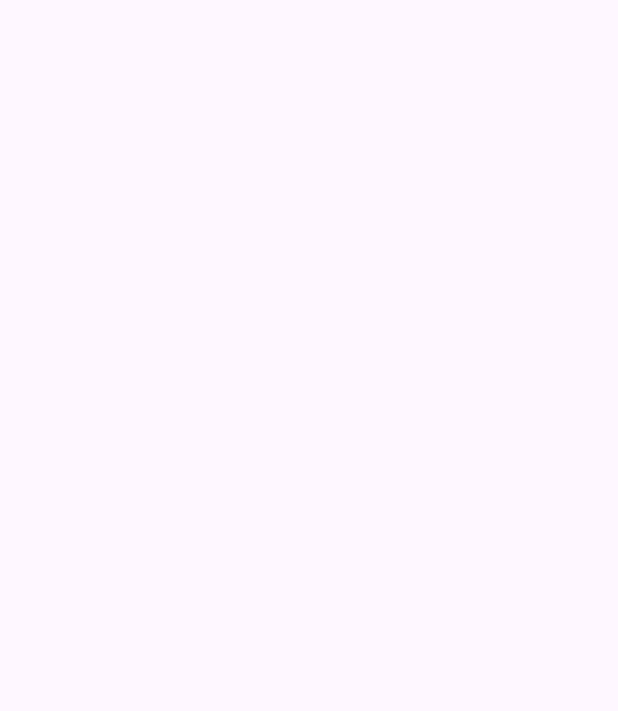
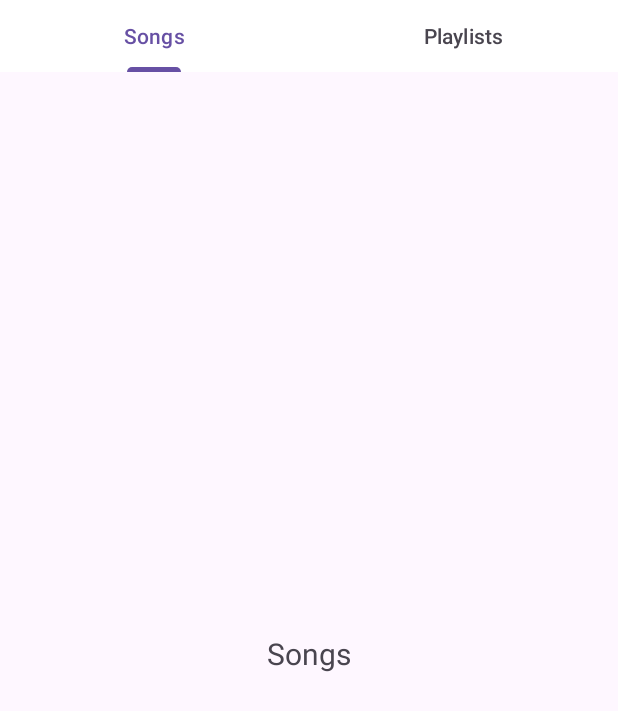
Before and after one commit to GD-Fran119/CMP3, an Android app: the screen it shows after launch (MainActivity), on a phone screen of 412 x 824 dp. Before the commit the part shown is empty. Shown: the top 711 px of the screen. Run offline under Robolectric (Android 15) with nearby library versions, the phone set to English and light mode, and no system bars.

Commit message:
Tab layout implemented with swipe and click

```diff
--- a/app/src/main/java/com/example/cmp3/MainActivity.kt
+++ b/app/src/main/java/com/example/cmp3/MainActivity.kt
@@ -2,10 +2,42 @@ package com.example.cmp3
 
 import androidx.appcompat.app.AppCompatActivity
 import android.os.Bundle
+import androidx.viewpager2.widget.ViewPager2
+import com.google.android.material.tabs.TabLayout
+import com.google.android.material.tabs.TabLayoutMediator
 
-class MainActivity : AppCompatActivity() {
+class MainActivity : AppCompatActivity(), TabLayout.OnTabSelectedListener{
+
+    private val adapter =  MainViewFragmentAdapter(supportFragmentManager, lifecycle)
+    private lateinit var viewPager : ViewPager2
     override fun onCreate(savedInstanceState: Bundle?) {
         super.onCreate(savedInstanceState)
         setContentView(R.layout.activity_main)
+        title = title
+
+        val tabLayout = findViewById<TabLayout>(R.id.tabLayout)
+        viewPager = findViewById<ViewPager2>(R.id.view_pager)
+
+        viewPager.adapter = adapter
+
+
+        TabLayoutMediator(tabLayout, viewPager) { tab, position ->
+                val fragment = (viewPager.adapter as MainViewFragmentAdapter).createFragment(position)
+                tab.text = fragment.toString()
+        }.attach()
+
+        //TODO
+        //Fix click on tabs
+
+        tabLayout.addOnTabSelectedListener(this)
+
     }
+
+    override fun onTabSelected(tab: TabLayout.Tab?) {
+        viewPager.currentItem = tab!!.position
+    }
+
+    override fun onTabReselected(tab: TabLayout.Tab?) {}
+
+    override fun onTabUnselected(tab: TabLayout.Tab?) {}
 }
--- /dev/null
+++ b/app/src/main/java/com/example/cmp3/MainViewFragmentAdapter.kt
@@ -0,0 +1,19 @@
+package com.example.cmp3
+
+import androidx.fragment.app.Fragment
+import androidx.fragment.app.FragmentManager
+import androidx.lifecycle.Lifecycle
+import androidx.viewpager2.adapter.FragmentStateAdapter
+
+class MainViewFragmentAdapter(fragmentManager: FragmentManager, lifecycle: Lifecycle) : FragmentStateAdapter(fragmentManager, lifecycle)
+{
+    private val fragments = arrayOf<Fragment>(SongListView.newInstance(), PlaylistListView.newInstance())
+    override fun getItemCount(): Int {
+        return fragments.size
+    }
+
+    override fun createFragment(position: Int): Fragment {
+        return fragments[position]
+    }
+
+}
--- /dev/null
+++ b/app/src/main/java/com/example/cmp3/PlaylistListView.kt
@@ -0,0 +1,44 @@
+package com.example.cmp3
+
+import android.os.Bundle
+import androidx.fragment.app.Fragment
+import android.view.LayoutInflater
+import android.view.View
+import android.view.ViewGroup
+import android.widget.TextView
+
+
+class PlaylistListView : Fragment() {
+
+    private val title = "Playlists"
+
+    override fun onCreateView(
+        inflater: LayoutInflater, container: ViewGroup?,
+        savedInstanceState: Bundle?,
+    ): View? {
+        // Inflate the layout for this fragment
+        return inflater.inflate(R.layout.fragment_playlist_list_view, container, false)
+    }
+
+    override fun onViewCreated(view: View, savedInstanceState: Bundle?) {
+        super.onViewCreated(view, savedInstanceState)
+
+        (view.findViewById<TextView>(R.id.textoSegundaTab)).text = "Playlists"
+    }
+
+    companion object {
+        /**
+         * Use this factory method to create a new instance of
+         * this fragment using the provided parameters.
+         * @return A new instance of fragment PlaylistListView.
+         */
+        // TODO: Rename and change types and number of parameters
+        @JvmStatic
+        fun newInstance() =
+            PlaylistListView()
+    }
+
+    override fun toString(): String {
+        return title
+    }
+}
--- /dev/null
+++ b/app/src/main/java/com/example/cmp3/SongListView.kt
@@ -0,0 +1,41 @@
+package com.example.cmp3
+
+import android.os.Bundle
+import androidx.fragment.app.Fragment
+import android.view.LayoutInflater
+import android.view.View
+import android.view.ViewGroup
+import android.widget.TextView
+
+class SongListView : Fragment() {
+
+    private val title = "Songs"
+    override fun onCreateView(
+        inflater: LayoutInflater, container: ViewGroup?,
+        savedInstanceState: Bundle?,
+    ): View? {
+        // Inflate the layout for this fragment
+        return inflater.inflate(R.layout.fragment_song_list_view, container, false)
+    }
+
+    override fun onViewCreated(view: View, savedInstanceState: Bundle?) {
+        super.onViewCreated(view, savedInstanceState)
+        (view.findViewById<TextView>(R.id.textoPrimeraTab)).text = title
+    }
+
+    companion object {
+        /**
+         * Use this factory method to create a new instance of
+         * this fragment using the provided parameters.
+         * @return A new instance of fragment Song_list_view.
+         */
+        // TODO: Rename and change types and number of parameters
+        @JvmStatic
+        fun newInstance() =
+            SongListView()
+    }
+
+    override fun toString(): String {
+        return title
+    }
+}
--- a/app/src/main/res/layout/activity_main.xml
+++ b/app/src/main/res/layout/activity_main.xml
@@ -4,4 +4,29 @@
     xmlns:tools="http://schemas.android.com/tools"
     android:layout_width="match_parent"
     android:layout_height="match_parent"
-    tools:context=".MainActivity"/>
+    tools:context=".MainActivity">
+
+    <com.google.android.material.tabs.TabLayout
+        android:id="@+id/tabLayout"
+        android:layout_width="match_parent"
+        android:layout_height="wrap_content"
+        app:layout_constraintTop_toTopOf="parent"
+        app:layout_constraintBottom_toTopOf="@id/view_pager"
+        app:layout_constraintStart_toStartOf="parent"
+        app:layout_constraintEnd_toEndOf="parent"
+        android:clickable="true"
+        android:focusable="true"
+        app:tabBackground="@color/white"
+        />
+
+    <androidx.viewpager2.widget.ViewPager2
+        android:id="@+id/view_pager"
+        android:layout_width="match_parent"
+        android:layout_height="0sp"
+        app:layout_constraintTop_toBottomOf="@id/tabLayout"
+        app:layout_constraintBottom_toBottomOf="parent"
+        app:layout_constraintStart_toStartOf="parent"
+        app:layout_constraintEnd_toEndOf="parent"/>
+
+
+</androidx.constraintlayout.widget.ConstraintLayout>
--- /dev/null
+++ b/app/src/main/res/layout/fragment_song_list_view.xml
@@ -0,0 +1,18 @@
+<?xml version="1.0" encoding="utf-8"?>
+<RelativeLayout xmlns:android="http://schemas.android.com/apk/res/android"
+    xmlns:tools="http://schemas.android.com/tools"
+    android:layout_width="match_parent"
+    android:layout_height="match_parent"
+    tools:context=".SongListView"
+    android:tag="Songs">
+
+    <!-- TODO: Update blank fragment layout -->
+    <TextView
+        android:id="@+id/textoPrimeraTab"
+        android:layout_width="wrap_content"
+        android:layout_height="wrap_content"
+        android:layout_centerInParent="true"
+        android:text="Primera tab"
+        android:textSize="20sp" />
+
+</RelativeLayout>
--- a/app/src/main/res/values/strings.xml
+++ b/app/src/main/res/values/strings.xml
@@ -1,3 +1,5 @@
 <resources>
     <string name="app_name">CMP3</string>
+    <!-- TODO: Remove or change this placeholder text -->
+    <string name="hello_blank_fragment">Hello blank fragment</string>
 </resources>
```
Also changed, not shown: app/build.gradle (+8 -6 lines), app/src/main/res/layout/fragment_playlist_list_view.xml (added, +19 -0 lines).
